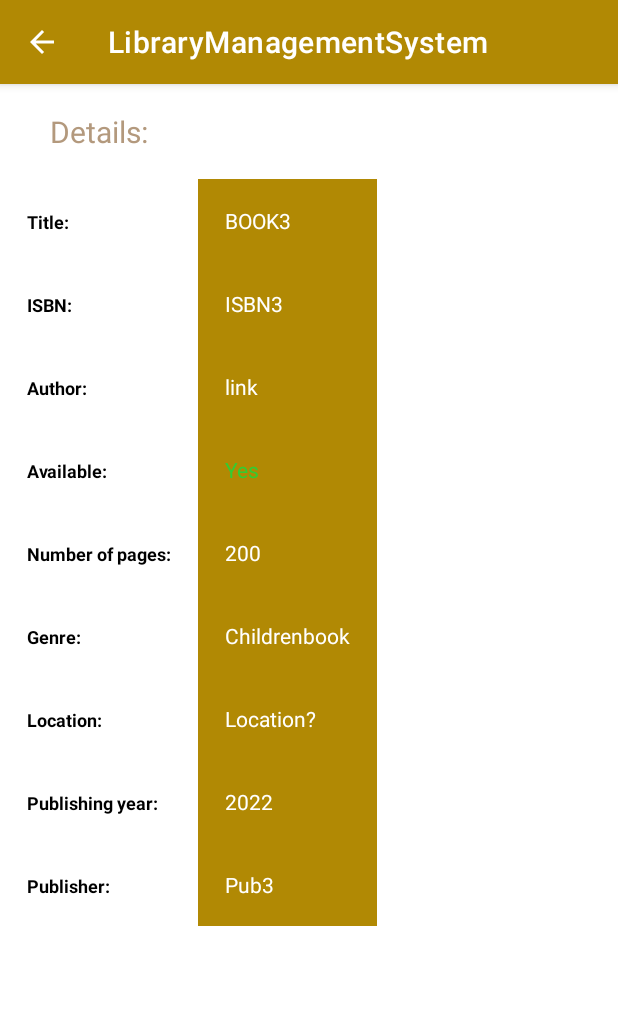
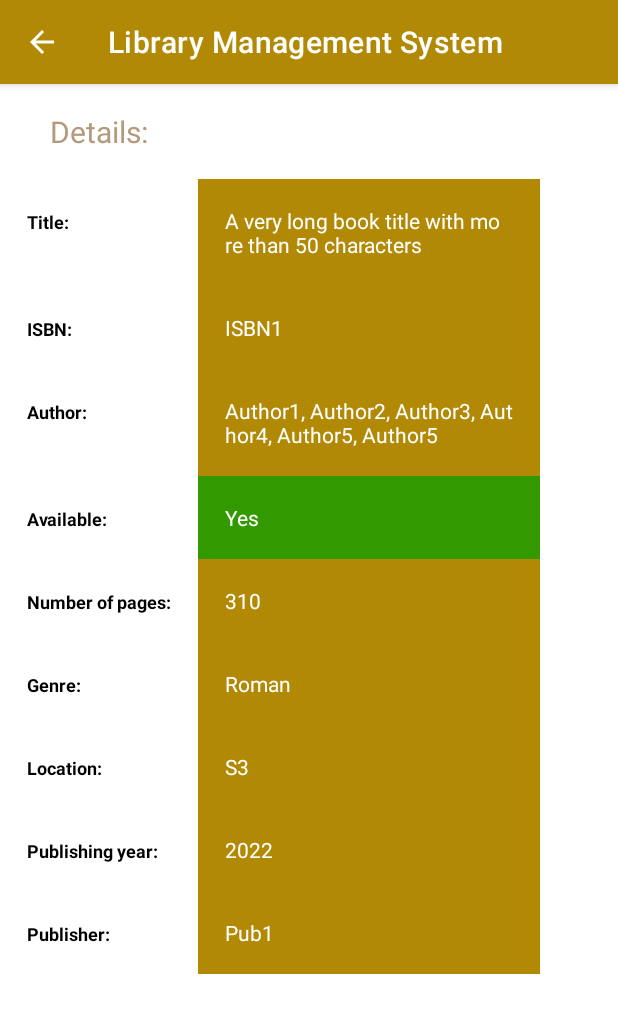
Before and after one commit to patrizianeubauer/LibrarySystem, an Android app: the AllBooksActivity screen opened directly, with no data from a screen before it, after a tap on "DETAILS", on a phone screen of 412 x 824 dp. Shown: the top 1013 px of the screen. Run offline under Robolectric (Android 15) with nearby library versions, the phone set to English and light mode, and no system bars.

Commit message:
title & author substring

```diff
--- a/app/src/main/java/com/example/librarymanagementsystem/adapter/recyclerAdapterAllBooks.java
+++ b/app/src/main/java/com/example/librarymanagementsystem/adapter/recyclerAdapterAllBooks.java
@@ -12,6 +12,7 @@ import androidx.recyclerview.widget.RecyclerView;
 import com.example.librarymanagementsystem.R;
 import com.example.librarymanagementsystem.model.Book;
 
+import java.text.SimpleDateFormat;
 import java.util.ArrayList;
 
 public class recyclerAdapterAllBooks extends RecyclerView.Adapter<recyclerAdapterAllBooks.MyViewHolder> {
@@ -53,7 +54,14 @@ public class recyclerAdapterAllBooks extends RecyclerView.Adapter<recyclerAdapte
     @Override
     public void onBindViewHolder(@NonNull recyclerAdapterAllBooks.MyViewHolder holder, int position) {
         String name = bookList.get(position).getTitle();
-        holder.titleText.setText(name);
+        String newName="";
+        if(name.length() > 20) {
+            newName = name.substring(0, 20)+" ... ";
+        } else {
+            newName = name;
+        }
+        SimpleDateFormat sdf = new SimpleDateFormat("yyyy");
+        holder.titleText.setText(newName+" ("+sdf.format(bookList.get(position).getpublishingYear())+")");
     }
 
     @Override
--- a/app/src/main/java/com/example/librarymanagementsystem/data/DataHandling.java
+++ b/app/src/main/java/com/example/librarymanagementsystem/data/DataHandling.java
@@ -30,7 +30,7 @@ public class DataHandling {
         User u4 = new User("ed","Eward", "Alle", "alleeward@gmx.at", "12345");
 
         Calendar c1 = new GregorianCalendar(2022, 02, 11);
-        Calendar c2 = new GregorianCalendar(2022, 11, 23);
+        Calendar c2 = new GregorianCalendar(2018, 11, 23);
         names2.add(new BorrowingProcess(u3, c1.getTime()));
         names2.add(new BorrowingProcess(u4, c2.getTime()));
 
@@ -39,9 +39,9 @@ public class DataHandling {
         userList.add(u3);
         userList.add(u4);
 
-        bookList.add(new Book("Title1", "ISBN1", "Author1", 3, 310, "Roman", "Location?", c1.getTime(), "Pub1", names1));
+        bookList.add(new Book("A very long book title with more than 50 characters", "ISBN1", "Author1, Author2, Author3, Author4, Author5, Author5", 3, 310, "Roman", "S3", c1.getTime(), "Pub1", names1));
         bookList.add(new Book("Das Wunder", "ISBN12345", "Max Mustermann", 2,2180, "Thriller", "S2", c2.getTime(), "Veritas", names2));
-        bookList.add(new Book("BOOK3", "ISBN3", "link", 1, 200, "Childrenbook", "Location?", c1.getTime(), "Pub3", new ArrayList<>()));
+        bookList.add(new Book("BOOK3", "ISBN3", "Hans Muster", 1, 200, "Childrenbook", "S1", c1.getTime(), "Pub3", new ArrayList<>()));
     }
 
     public static ArrayList<Book> getBookList() {
--- a/app/src/main/java/com/example/librarymanagementsystem/model/BorrowingProcess.java
+++ b/app/src/main/java/com/example/librarymanagementsystem/model/BorrowingProcess.java
@@ -20,7 +20,9 @@ public class BorrowingProcess implements Serializable {
         cal.setTime(dateOfIssue);
         cal.add(Calendar.DAY_OF_MONTH, 30);
         this.returnDate = cal.getTime();
-        this.fees = daysBetween(this.returnDate, new Date())*0.2f;
+        if(daysBetween(this.returnDate, new Date()) > 30) this.fees = daysBetween(this.returnDate, new Date())*0.2f;
+        else this.fees = 0.0f;
+
         if(this.fees < 0) this.fees = this.fees*(-1.0f);
         this.extensionCounter = 1;
     }
--- a/app/src/main/java/com/example/librarymanagementsystem/ui/cardviews/AllBooksDetailsActivity.java
+++ b/app/src/main/java/com/example/librarymanagementsystem/ui/cardviews/AllBooksDetailsActivity.java
@@ -31,17 +31,51 @@ public class AllBooksDetailsActivity extends AppCompatActivity {
         super.onCreate(savedInstanceState);
         setContentView(R.layout.all_books_details);
         getSupportActionBar().setDisplayHomeAsUpEnabled(true);
+        int counterStart = 0;
 
         if (getIntent().hasExtra("some_detail")) {
             Book book = (Book) getIntent().getSerializableExtra("some_detail");
+            String title = "";
             tvTitle = findViewById(R.id.tvTitle);
-            tvTitle.setText(book.getTitle());
+            if (book.getTitle().length() > 30) {
+                while (counterStart + 30 <= book.getTitle().length())
+                {
+                    title = title + book.getTitle().substring(counterStart, counterStart + 30)+"\n";
+                    counterStart = counterStart + 30;
+                }
+
+                if (book.getTitle().length() - counterStart > 0) {
+                    title = title + book.getTitle().substring(counterStart, counterStart + book.getTitle().length() - counterStart);
+                    tvTitle.setText(title);
+                }
+            } else {
+                tvTitle.setText(book.getTitle());
+            }
+
             tvISBN = findViewById(R.id.tvISBN);
             tvISBN.setText(book.getIsbn());
+
+
             tvAuthor = findViewById(R.id.tvAuthor);
-            tvAuthor.setText(book.getAuthor());
+            String author = "";
+            counterStart = 0;
+            if (book.getAuthor().length() > 30) {
+                while (counterStart + 30 <= book.getAuthor().length())
+                {
+                    author = author + book.getAuthor().substring(counterStart, counterStart + 30)+"\n";
+                    counterStart = counterStart + 30;
+                }
+
+                if (book.getAuthor().length() - counterStart > 0) {
+                    author = author + book.getAuthor().substring(counterStart, counterStart + book.getAuthor().length() - counterStart);
+                    tvAuthor.setText(author);
+                }
+            } else {
+                tvAuthor.setText(book.getAuthor());
+            }
+
             tvNumberOfPages = findViewById(R.id.tvNumberOfPages);
-            tvNumberOfPages.setText(book.getNumberOfPages()+"");
+            tvNumberOfPages.setText(book.getNumberOfPages() + "");
             tvGenre = findViewById(R.id.tvGenre);
             tvGenre.setText(book.getGenre());
             tvLocation = findViewById(R.id.tvLocation);
@@ -54,10 +88,12 @@ public class AllBooksDetailsActivity extends AppCompatActivity {
             tvAvailable = findViewById(R.id.tvAvailable);
             if (book.isAvailable()) {
                 tvAvailable.setText("Yes");
-                tvAvailable.setTextColor(Color.parseColor("#32CD32"));
+                tvAvailable.setBackgroundColor(Color.parseColor("#339900"));
+                tvAvailable.setTextColor(Color.parseColor("#FFFFFF"));
             } else {
                 tvAvailable.setText("No");
-                tvAvailable.setTextColor(Color.parseColor("#C70039"));
+                tvAvailable.setBackgroundColor(Color.parseColor("#CC0000"));
+                tvAvailable.setTextColor(Color.parseColor("#000000"));
             }
         }
     }
--- a/app/src/main/res/layout/all_books_details.xml
+++ b/app/src/main/res/layout/all_books_details.xml
@@ -136,10 +136,10 @@
                     android:id="@+id/tvAvailable"
                     android:layout_width="wrap_content"
                     android:layout_height="wrap_content"
-                    android:background="@color/brown"
+                    android:background="@color/white"
                     android:padding="18dip"
                     android:text="Available"
-                    android:textColor="@color/white"
+                    android:textColor="@color/black"
                     android:textSize="14dp" />
             </TableRow>
 
--- a/app/src/main/res/layout/borrow_items.xml
+++ b/app/src/main/res/layout/borrow_items.xml
@@ -8,7 +8,7 @@
     app:cardBackgroundColor="@color/white"
     app:cardCornerRadius="15dp"
 
-    android:paddingLeft="20dp"
+    android:paddingLeft="10dp"
     android:paddingRight="20dp"
     app:cardElevation="0dp">
 
@@ -16,7 +16,6 @@
         android:id="@+id/titleText"
         android:layout_width="wrap_content"
         android:layout_height="wrap_content"
-        android:layout_marginStart="20dp"
         android:layout_marginTop="20dp"
         android:layout_marginEnd="20dp"
         android:layout_marginBottom="20dp"
--- a/app/src/main/res/values/strings.xml
+++ b/app/src/main/res/values/strings.xml
@@ -1,9 +1,7 @@
 <resources>
-    <string name="app_name">LibraryManagementSystem</string>
+    <string name="app_name">Library Management System</string>
     <string-array name="sortType">
         <item>Title</item>
-        <item>Available Copies</item>
-        <item>Author</item>
         <item>Year Published</item>
     </string-array>
     <string-array name="genre">
```
Also changed, not shown: app/src/main/java/com/example/librarymanagementsystem/adapter/recyclerAdapterBorrow.java (+10 -0 lines), app/src/main/java/com/example/librarymanagementsystem/adapter/recyclerAdapterReturns.java (+18 -2 lines), app/src/main/java/com/example/librarymanagementsystem/ui/cardviews/AllBooksActivity.java (+1 -15 lines), app/src/main/res/layout/return_item.xml (+4 -7 lines).
